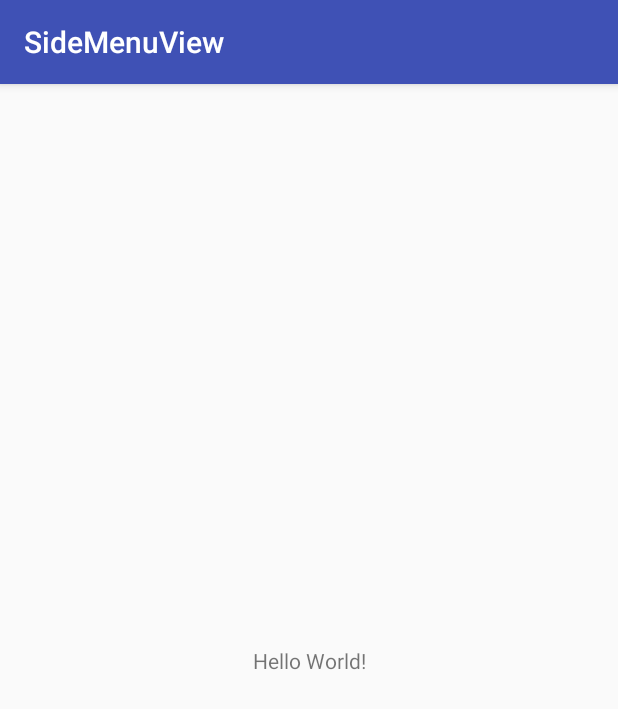
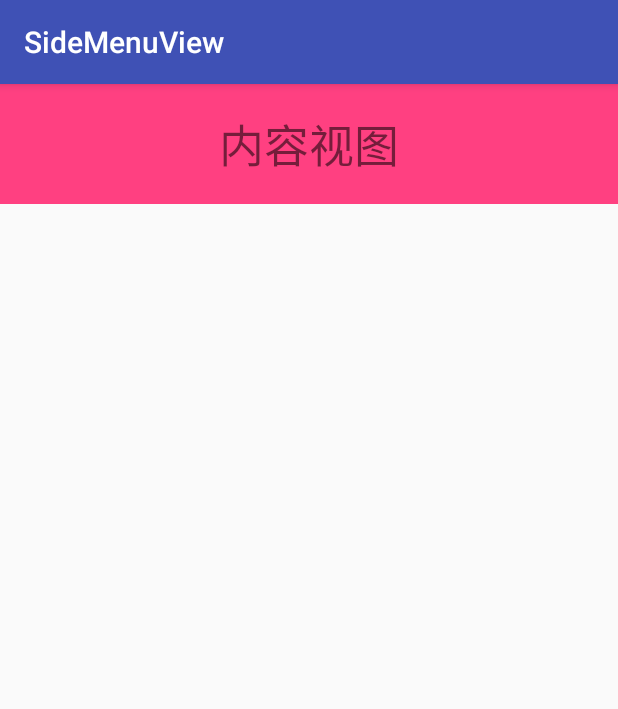
Before and after one commit to kevin321happy/CustomViewTrain, an Android app: the screen it shows after launch (MainActivity), on a phone screen of 412 x 824 dp. Shown: the top 709 px of the screen. Run offline under Robolectric (Android 15) with nearby library versions, the phone set to English and light mode, and no system bars.

Commit message:
滑动边界处理,关闭菜单和自动回弹的动画处理

```diff
--- a/sidemenuview/src/main/res/layout/activity_main.xml
+++ b/sidemenuview/src/main/res/layout/activity_main.xml
@@ -1,18 +1,35 @@
 <?xml version="1.0" encoding="utf-8"?>
-<android.support.constraint.ConstraintLayout xmlns:android="http://schemas.android.com/apk/res/android"
+<LinearLayout xmlns:android="http://schemas.android.com/apk/res/android"
     xmlns:app="http://schemas.android.com/apk/res-auto"
     xmlns:tools="http://schemas.android.com/tools"
     android:layout_width="match_parent"
     android:layout_height="match_parent"
     tools:context="com.wh.jxd.com.sidemenuview.MainActivity">
 
-    <TextView
-        android:layout_width="wrap_content"
-        android:layout_height="wrap_content"
-        android:text="Hello World!"
-        app:layout_constraintBottom_toBottomOf="parent"
-        app:layout_constraintLeft_toLeftOf="parent"
-        app:layout_constraintRight_toRightOf="parent"
-        app:layout_constraintTop_toTopOf="parent" />
+    <com.wh.jxd.com.sidemenuview.sidemenu.SideMenu
+        android:layout_width="match_parent"
+        android:layout_height="120px">
 
-</android.support.constraint.ConstraintLayout>
+        <LinearLayout
+            android:id="@+id/ll_content_view"
+            android:layout_width="match_parent"
+            android:layout_height="match_parent"
+            android:background="@color/colorAccent"
+            android:orientation="horizontal">
+
+            <TextView
+                android:layout_width="match_parent"
+                android:layout_height="match_parent"
+                android:gravity="center"
+                android:text="内容视图"
+                android:textSize="45px" />
+        </LinearLayout>
+        <ImageView
+            android:id="@+id/iv_menu_view"
+            android:layout_width="120px"
+            android:layout_height="match_parent"
+            android:background="@color/colorPrimary"
+            android:padding="20px"
+            android:src="@mipmap/ic_launcher"/>
+    </com.wh.jxd.com.sidemenuview.sidemenu.SideMenu>
+</LinearLayout>
```
Also changed, not shown: sidemenuview/src/main/java/com/wh/jxd/com/sidemenuview/sidemenu/SideMenu.java (+118 -5 lines).
